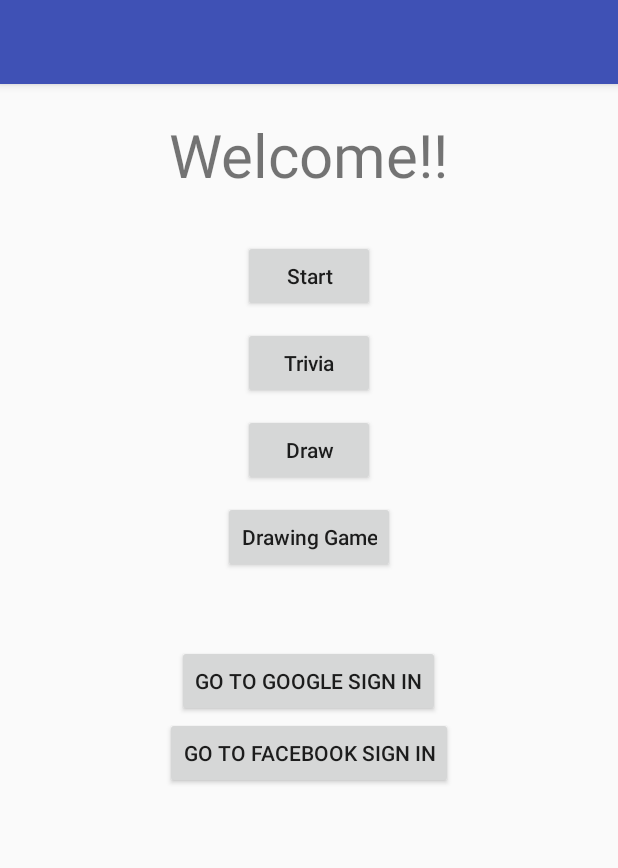
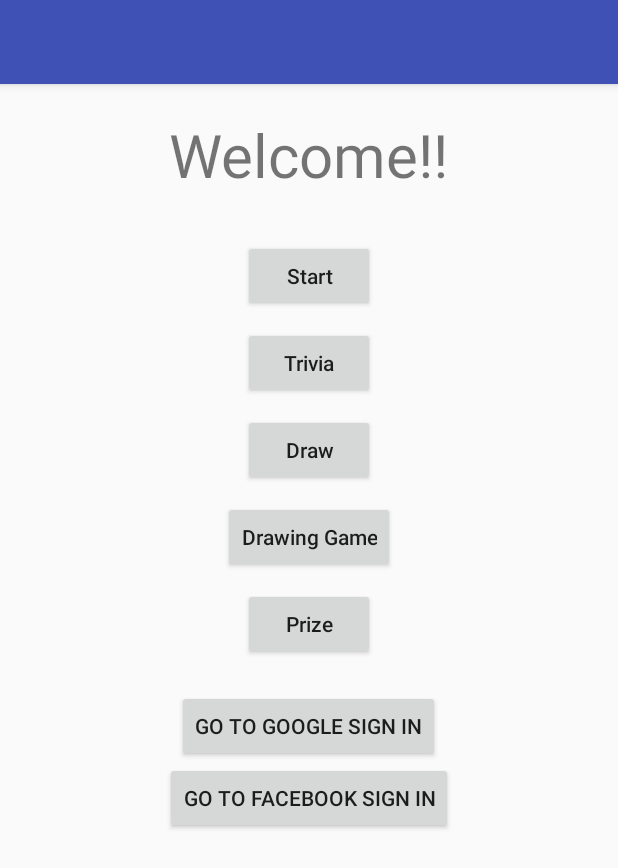
Before and after one commit to zakiva/Santa, an Android app: the screen it shows after launch (MainActivity), on a phone screen of 412 x 824 dp. Shown: the top 868 px of the screen. Run offline under Robolectric (Android 15) with nearby library versions, the phone set to English and light mode, and no system bars; our stand-ins replace Firebase (no records; nobody signed in at launch, a user with empty details on screens opened directly); libraries missing offline, so code that uses them is left out: com.facebook, com.facebook.appevents.

Commit message:
Add Game and Prize

```diff
--- a/app/src/main/AndroidManifest.xml
+++ b/app/src/main/AndroidManifest.xml
@@ -46,7 +46,9 @@
         <activity android:name=".Facebook" />
         <activity android:name=".Draw" />
         <activity android:name=".DrawingGame" />
-        <activity android:name=".Score"></activity>
+        <activity android:name=".Score" />
+        <activity android:name=".Prize" />
+        <activity android:name=".Game"></activity>
     </application>
 
 </manifest>
--- a/app/src/main/java/com/example/zakiva/santa/Helpers/Infra.java
+++ b/app/src/main/java/com/example/zakiva/santa/Helpers/Infra.java
@@ -89,6 +89,22 @@ public class Infra {
         myRef.addValueEventListener(competitionListener);
     }
 
+    //get a timestamp code from the database
+    public static void getTimeCodeFromServer () {
+        DatabaseReference myRef = FirebaseDatabase.getInstance().getReference("timeCode");
+        ValueEventListener timeCodeListener = new ValueEventListener() {
+            @Override
+            public void onDataChange(DataSnapshot dataSnapshot) {
+                MainActivity.setTimeCode((String) dataSnapshot.getValue());
+            }
+            @Override
+            public void onCancelled(DatabaseError databaseError) {
+                Log.w(TAG, "getTimeCode:onCancelled", databaseError.toException());
+            }
+        };
+        myRef.addValueEventListener(timeCodeListener);
+    }
+
     //get a question object from the database and display it on the screen
     public static void displayTriviaQuestion (String key) {
         DatabaseReference myRef = FirebaseDatabase.getInstance().getReference("triviaQuestions/" + key);
--- a/app/src/main/java/com/example/zakiva/santa/MainActivity.java
+++ b/app/src/main/java/com/example/zakiva/santa/MainActivity.java
@@ -1,6 +1,5 @@
 package com.example.zakiva.santa;
 
-import com.example.zakiva.santa.Models.*;
 import com.example.zakiva.santa.Helpers.*;
 import static com.example.zakiva.santa.Helpers.Infra.*;
 
@@ -8,26 +7,16 @@ import android.content.Intent;
 import android.support.v7.app.AppCompatActivity;
 import android.os.Bundle;
 import android.view.View;
-import android.widget.Button;
-import android.support.v7.app.AppCompatActivity;
-import android.os.Bundle;
 import android.util.Log;
-import android.view.View;
 
 import com.facebook.FacebookSdk;
 import com.facebook.appevents.AppEventsLogger;
-import com.google.firebase.database.DataSnapshot;
-import com.google.firebase.database.DatabaseError;
-import com.google.firebase.database.DatabaseReference;
-import com.google.firebase.database.FirebaseDatabase;
-import com.google.firebase.database.ValueEventListener;
-
-import java.io.Console;
-import java.util.ArrayList;
 
 public class MainActivity extends AppCompatActivity {
 
     public static final String TAG = ">>>>>>>Debug: ";
+    private static String timeCode;
+
     @Override
     protected void onCreate(Bundle savedInstanceState) {
         super.onCreate(savedInstanceState);
@@ -37,6 +26,16 @@ public class MainActivity extends AppCompatActivity {
         initInfra(((Santa) this.getApplication()).getGlobalEmail());
 
        // Infra.addSheet("c2", Generator.prepareCountriesData());
+        //this must end before continue to first user interface !!!
+        Infra.getTimeCodeFromServer();
+    }
+
+    public static void setTimeCode(String timeCode) {
+        MainActivity.timeCode = timeCode;
+    }
+
+    public static String getTimeCode () {
+        return timeCode;
     }
 
     public void startClicked(View view) {
@@ -45,11 +44,13 @@ public class MainActivity extends AppCompatActivity {
         getUser();
         getCompetition("compeexample");
     }
+
     public void goToGoogle(View v) {
         startActivity(new Intent(MainActivity.this, Google.class));
     }
 
     public void triviaClicked(View view) {
+        Log.d(TAG, " trivia clicked and time code field = " + timeCode);
         startActivity(new Intent(MainActivity.this, Trivia.class));
     }
     public void goToFb(View v) {
@@ -65,4 +66,8 @@ public class MainActivity extends AppCompatActivity {
     public void drawingGameClicked(View view) {
         startActivity(new Intent(MainActivity.this, DrawingGame.class));
     }
+
+    public void prizeClicked(View view) {
+        startActivity(new Intent(MainActivity.this, Prize.class));
+    }
 }
--- a/app/src/main/res/layout/activity_main.xml
+++ b/app/src/main/res/layout/activity_main.xml
@@ -62,11 +62,22 @@
     <Button
         android:layout_width="wrap_content"
         android:layout_height="wrap_content"
+        android:text="Prize"
+        android:textAllCaps="false"
+        android:id="@+id/prize"
+        android:onClick="prizeClicked"
+        android:layout_below="@id/drawingGame"
+        android:layout_marginTop="10dp"
+        android:layout_centerHorizontal="true" />
+
+    <Button
+        android:layout_width="wrap_content"
+        android:layout_height="wrap_content"
         android:text="go to google sign in"
         android:id="@+id/btnGo"
         android:layout_below="@id/button"
         android:layout_centerHorizontal="true"
-        android:layout_marginTop="222dp"
+        android:layout_marginTop="252dp"
         android:onClick="goToGoogle"/>
 
     <Button
```
Also changed, not shown: app/src/main/java/com/example/zakiva/santa/Game.java (added, +35 -0 lines), app/src/main/java/com/example/zakiva/santa/Prize.java (added, +31 -0 lines), app/src/main/res/layout/activity_game.xml (added, +55 -0 lines), app/src/main/res/layout/activity_prize.xml (added, +67 -0 lines).
